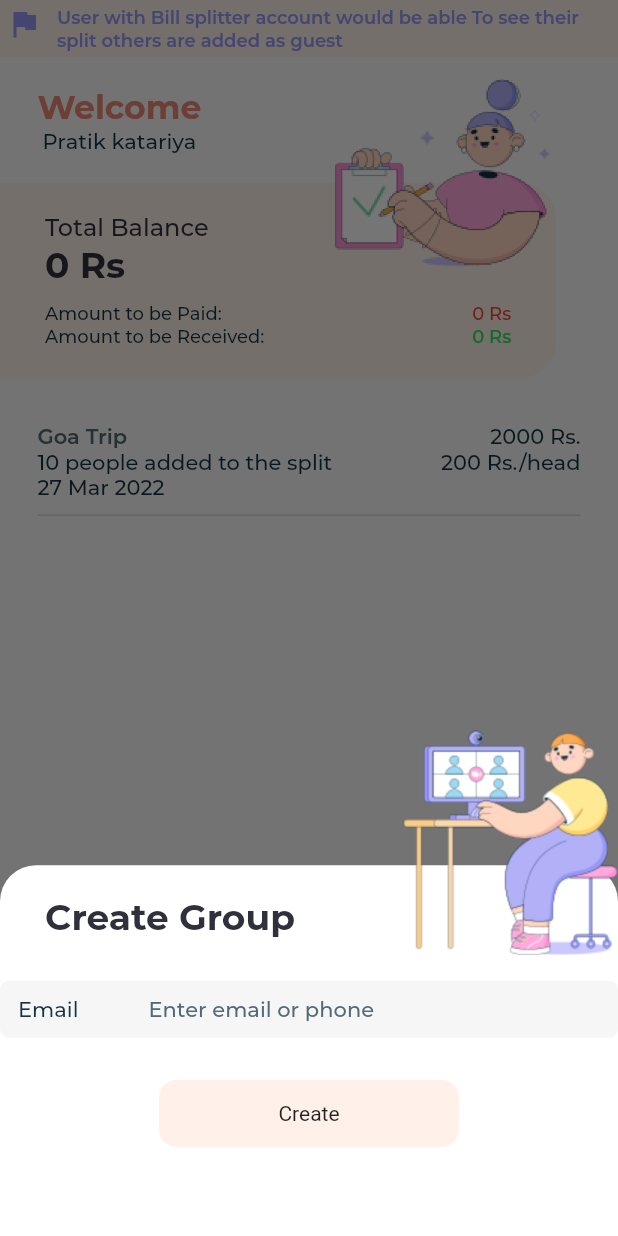
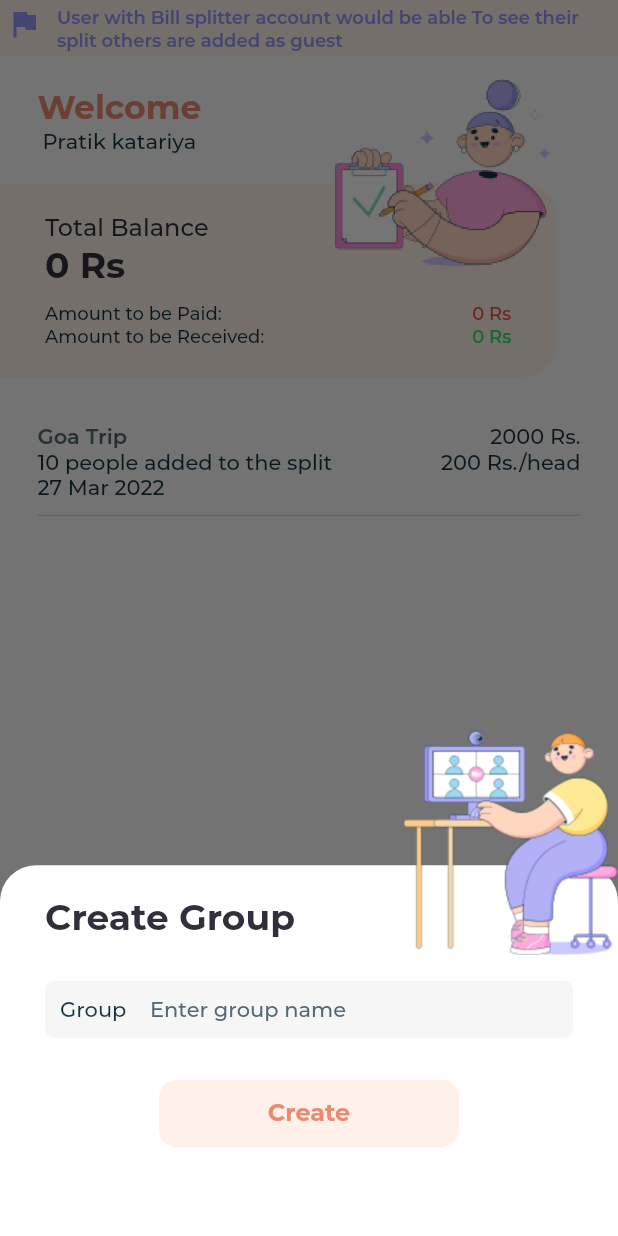
Before and after one commit to pratikKataria/Bill-Splitter, a Flutter app: the HomeScreen screen opened directly, after a tap on "Create Group", on a phone screen of 412 x 824 dp. Run offline on Flutter 3.47's test engine with Material 2 defaults, Android fonts, the light colour scheme and no system bars; our stand-ins replace fluttertoast; statements that could not run were skipped; project files that could hold a hidden picture were left out.

Commit message:
➕ Create Group ui design completed

```diff
--- a/lib/ui/home/home_screen.dart
+++ b/lib/ui/home/home_screen.dart
@@ -175,7 +175,7 @@ class _HomeScreenState extends State<HomeScreen> {
             children: [
               Container(
                 height: Utility.screenHeight(context) * 0.30,
-                padding: const EdgeInsets.symmetric(vertical: 20.0),
+                padding: const EdgeInsets.symmetric(vertical: 20.0, horizontal: 30.0),
                 margin: const EdgeInsets.only(top: 90.0),
                 decoration: BoxDecoration(
                     color: AppColors.white,
@@ -184,21 +184,14 @@ class _HomeScreenState extends State<HomeScreen> {
                       topLeft: Radius.circular(24.0),
                     )),
                 child: Column(
-                  crossAxisAlignment: CrossAxisAlignment.center,
+                  crossAxisAlignment: CrossAxisAlignment.start,
                   children: [
-                    Padding(
-                      padding: const EdgeInsets.symmetric(horizontal: 20.0),
-                      child: Row(
-                        children: [
-                          horizontalSpace(10.0),
                     Text('Create Group', style: textStyleDarkHeavy24px700),
-                        ],
-                      ),
-                    ),
                     verticalSpace(28.0),
                     emailField(),
                     verticalSpace(28.0),
-                    InkWell(
+                    Center(
+                      child: InkWell(
                         onTap: () {},
                         child: Container(
                           decoration: BoxDecoration(
@@ -208,7 +201,8 @@ class _HomeScreenState extends State<HomeScreen> {
                           height: 45.0,
                           width: 200.0,
                           padding: EdgeInsets.symmetric(horizontal: 20.0),
-                        child: Center(child: Text("Create")),
+                          child: Center(child: Text("Create", style: textStylePrimary16px700w)),
+                        ),
                       ),
                     ),
                   ],
@@ -235,9 +229,9 @@ class _HomeScreenState extends State<HomeScreen> {
         crossAxisAlignment: CrossAxisAlignment.center,
         children: [
           Container(
-            width: 75,
-            margin: EdgeInsets.symmetric(horizontal: 12.0),
-            child: Text("Email", style: mainTextStyle),
+            width: 50,
+            margin: EdgeInsets.symmetric(horizontal: 10.0),
+            child: Text("Group", style: mainTextStyle),
           ),
           Expanded(
             child: TextFormField(
@@ -249,7 +243,7 @@ class _HomeScreenState extends State<HomeScreen> {
               style: subTextStyle,
               decoration: InputDecoration(
                 border: InputBorder.none,
-                hintText: "Enter email or phone",
+                hintText: "Enter group name",
                 hintStyle: subTextStyle,
                 isDense: true,
                 suffixStyle: TextStyle(color: AppColors.textColor),
```
Lines whose indentation alone changed are shown as unchanged.
